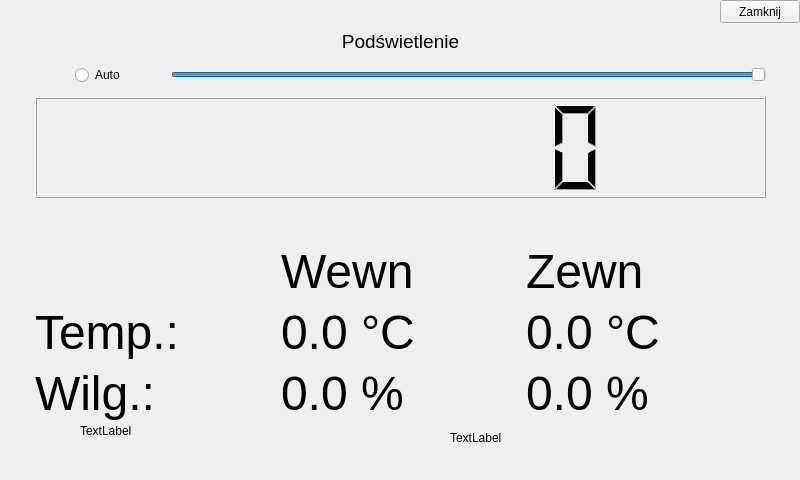
Above: mainwindow.ui from MarcinLigeza/temp_humid_reader before the change. Below: the same form after it.
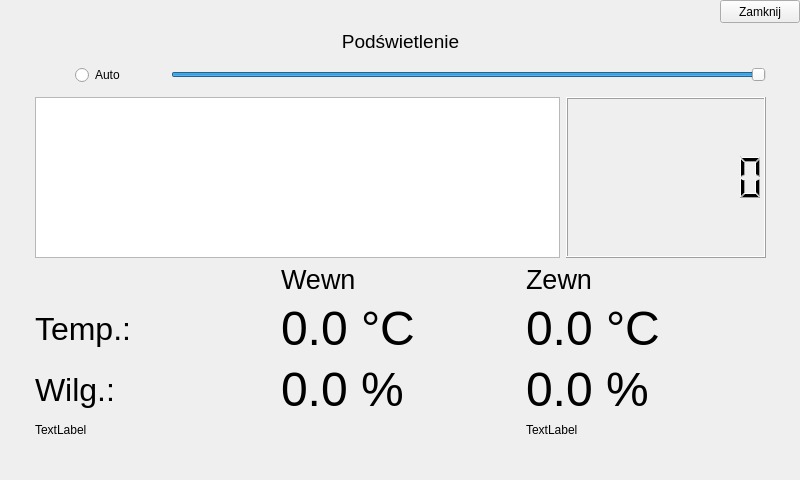
That is the form after the change.

```diff
--- a/mainwindow.ui
+++ b/mainwindow.ui
@@ -20,7 +20,7 @@
       <x>35</x>
       <y>30</y>
       <width>731</width>
-      <height>391</height>
+      <height>407</height>
      </rect>
     </property>
     <layout class="QVBoxLayout" name="verticalLayout">
@@ -155,6 +155,18 @@
       </layout>
      </item>
      <item>
+      <layout class="QHBoxLayout" name="horizontalLayout_2">
+       <item>
+        <widget class="QGraphicsView" name="graphicsView">
+         <property name="sizePolicy">
+          <sizepolicy hsizetype="Expanding" vsizetype="Expanding">
+           <horstretch>0</horstretch>
+           <verstretch>0</verstretch>
+          </sizepolicy>
+         </property>
+        </widget>
+       </item>
+       <item>
       <widget class="QLCDNumber" name="lcdNumber">
        <property name="sizePolicy">
         <sizepolicy hsizetype="Minimum" vsizetype="Minimum">
@@ -162,9 +174,15 @@
          <verstretch>0</verstretch>
         </sizepolicy>
        </property>
+         <property name="minimumSize">
+          <size>
+           <width>200</width>
+           <height>0</height>
+          </size>
+         </property>
        <property name="font">
         <font>
-         <pointsize>36</pointsize>
+           <pointsize>26</pointsize>
         </font>
        </property>
        <property name="digitCount">
@@ -172,21 +190,7 @@
        </property>
       </widget>
      </item>
-     <item>
-      <spacer name="verticalSpacer">
-       <property name="orientation">
-        <enum>Qt::Vertical</enum>
-       </property>
-       <property name="sizeType">
-        <enum>QSizePolicy::Fixed</enum>
-       </property>
-       <property name="sizeHint" stdset="0">
-        <size>
-         <width>20</width>
-         <height>40</height>
-        </size>
-       </property>
-      </spacer>
+      </layout>
      </item>
      <item>
       <layout class="QGridLayout" name="gridLayout">
@@ -238,11 +242,23 @@
          </property>
         </widget>
        </item>
+       <item row="0" column="2">
+        <widget class="QLabel" name="label_4">
+         <property name="font">
+          <font>
+           <pointsize>20</pointsize>
+          </font>
+         </property>
+         <property name="text">
+          <string>Zewn</string>
+         </property>
+        </widget>
+       </item>
        <item row="1" column="0">
         <widget class="QLabel" name="temp_label">
          <property name="font">
           <font>
-           <pointsize>36</pointsize>
+           <pointsize>24</pointsize>
           </font>
          </property>
          <property name="text">
@@ -254,7 +270,7 @@
         <widget class="QLabel" name="humid_label">
          <property name="font">
           <font>
-           <pointsize>36</pointsize>
+           <pointsize>24</pointsize>
           </font>
          </property>
          <property name="text">
@@ -266,7 +282,7 @@
         <widget class="QLabel" name="label_3">
          <property name="font">
           <font>
-           <pointsize>36</pointsize>
+           <pointsize>20</pointsize>
           </font>
          </property>
          <property name="text">
@@ -274,47 +290,23 @@
          </property>
         </widget>
        </item>
-       <item row="0" column="2">
-        <widget class="QLabel" name="label_4">
-         <property name="font">
-          <font>
-           <pointsize>36</pointsize>
-          </font>
-         </property>
-         <property name="text">
-          <string>Zewn</string>
-         </property>
-        </widget>
-       </item>
-      </layout>
-     </item>
-    </layout>
-   </widget>
+       <item row="3" column="0">
    <widget class="QLabel" name="debug_label">
-    <property name="geometry">
-     <rect>
-      <x>80</x>
-      <y>420</y>
-      <width>291</width>
-      <height>21</height>
-     </rect>
-    </property>
     <property name="text">
      <string>TextLabel</string>
     </property>
    </widget>
+       </item>
+       <item row="3" column="2">
    <widget class="QLabel" name="slider_label">
-    <property name="geometry">
-     <rect>
-      <x>450</x>
-      <y>430</y>
-      <width>321</width>
-      <height>16</height>
-     </rect>
-    </property>
     <property name="text">
      <string>TextLabel</string>
     </property>
+        </widget>
+       </item>
+      </layout>
+     </item>
+    </layout>
    </widget>
    <widget class="QPushButton" name="close_button">
     <property name="geometry">
```
Left out of the diff: 28 changed lines with no effect on the pictures. Lines whose indentation alone changed are shown as unchanged.
